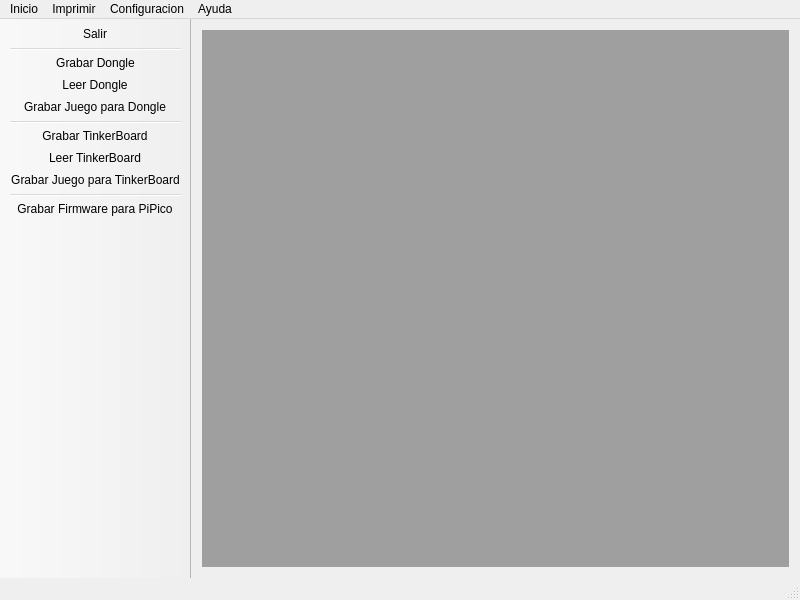
Qt form mainwindow.ui (innovogaming/snake_sdmrelease) before a commit.
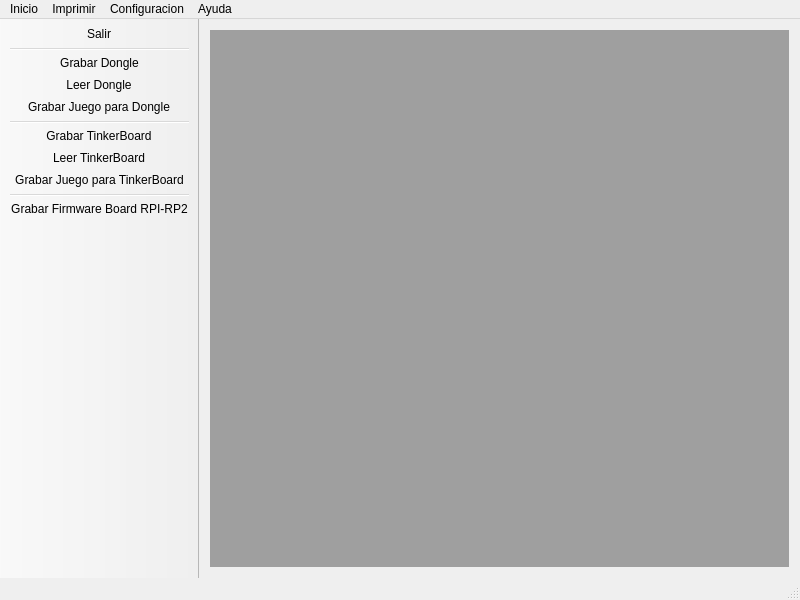
The same form after that commit. Icons and pictures are not drawn.

The edit to the form file:
```diff
--- a/mainwindow.ui
+++ b/mainwindow.ui
@@ -262,7 +262,7 @@
      <normaloff>:/icons/mainwindow/imgs/icon_raspberry.png</normaloff>:/icons/mainwindow/imgs/icon_raspberry.png</iconset>
    </property>
    <property name="text">
-    <string>Grabar Firmware para PiPico</string>
+    <string>Grabar Firmware Board RPI-RP2</string>
    </property>
    <property name="toolTip">
     <string>Grabar firmware para PiPico</string>
```
Left out of the diff: 2 changed lines with no effect on the pictures.
